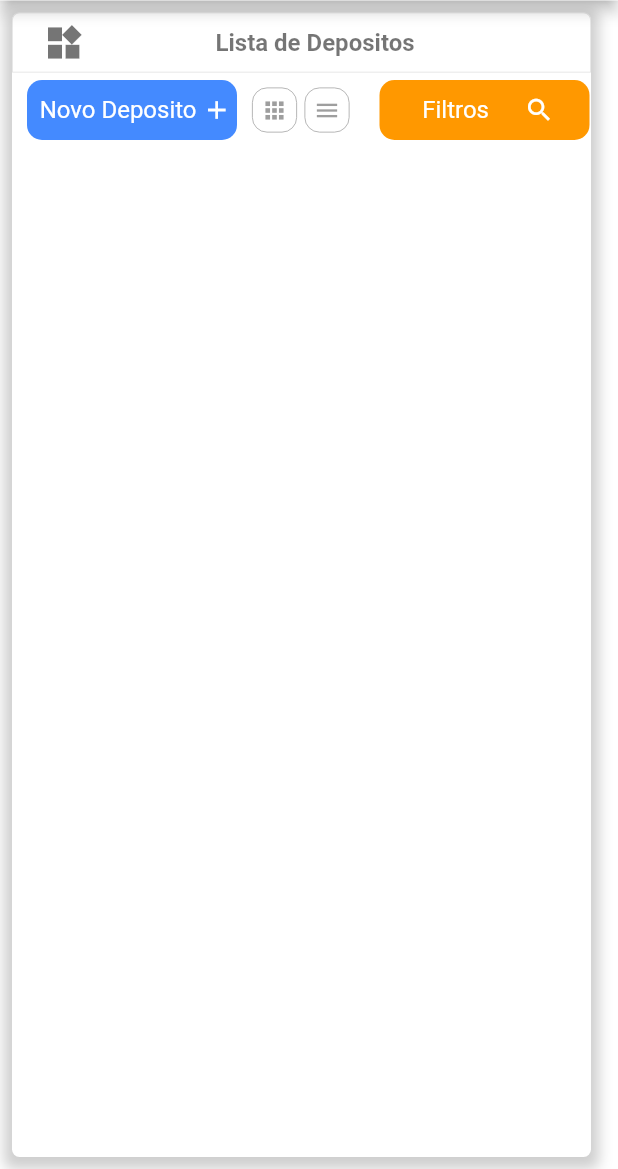
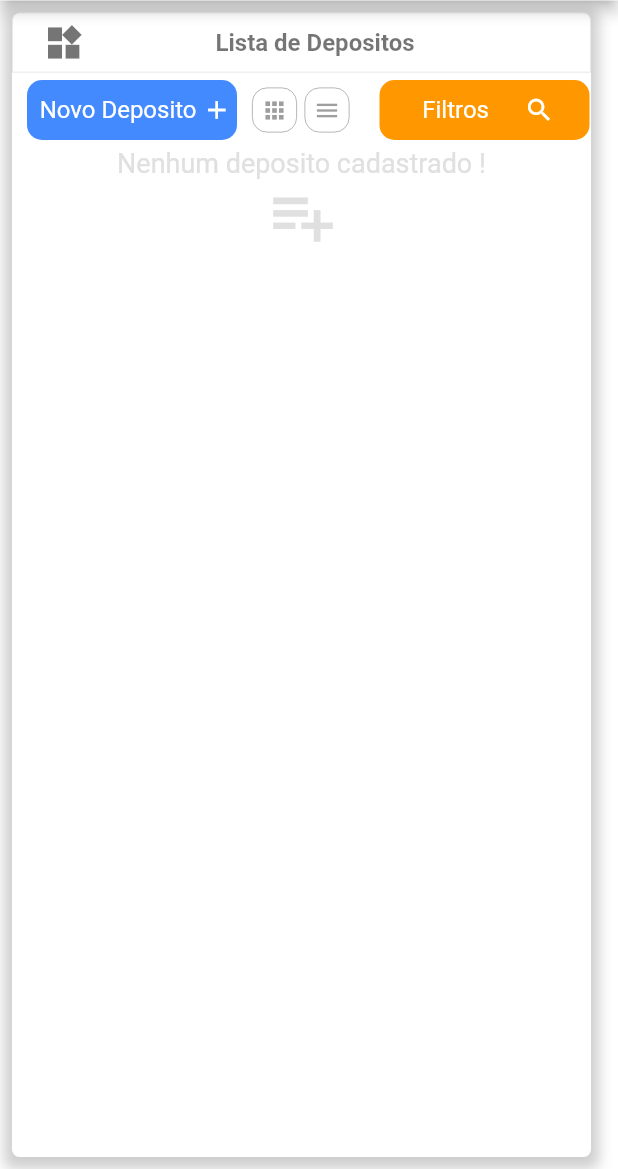
Before and after one commit to RuanHeiden/boxsis, a Flutter app: the DepositoWeb screen opened by its route, on a phone screen of 412 x 824 dp, the part 67-1236 px from its top. Run offline on Flutter 3.47's test engine with Material 2 defaults, Android fonts, the phone set to English and light mode, and no system bars; our stand-ins replace cloud_firestore, firebase_auth, firebase_core; missing offline and left inert: dart:html, dart:js; accounts and stored records are empty.

Commit message:
Tela deposito - grava deposito - lista depositos - edita deposito - exclui deposito

```diff
--- a/lib/main.dart
+++ b/lib/main.dart
@@ -1,4 +1,5 @@
 import 'package:boxsis/page/login.dart';
+import 'package:boxsis/provider/deposito_provider.dart';
 import 'package:boxsis/provider/login_register_provider.dart';
 import 'package:boxsis/services/firebase/verifica_usuario_logado.dart';
 import 'package:boxsis/uteis/rotas.dart';
@@ -47,6 +48,7 @@ class _MyAppState extends State<MyApp> {
         providers: [
           ChangeNotifierProvider(create: (_) => LoginRegisterProvider()),
           ChangeNotifierProvider(create: (_) => HomeProvicer()),
+          ChangeNotifierProvider(create: (_) => DepositoProvider(),)
         ],
         child: MaterialApp(
           debugShowCheckedModeBanner: false,
--- /dev/null
+++ b/lib/modelos/deposito.dart
@@ -0,0 +1,30 @@
+
+class Deposito{
+  String? uid;
+  String nomeEmpresa;
+  String descricao;
+  String telefone;
+  String segmento;
+  String endereco;
+
+  Deposito(
+      this.uid,
+      this.nomeEmpresa,
+      this.descricao,
+      this.telefone,
+      this.segmento,
+      this.endereco,
+      );
+
+  Map<String, dynamic> toMap(){
+    Map<String, dynamic> map = {
+      "uid" : uid,
+      "nomeEmpresa" : nomeEmpresa,
+      "descricao" : descricao,
+      "telefone" : telefone,
+      "segmento" : segmento,
+      "endereco" : endereco,
+    };
+    return map;
+  }
+}
--- a/lib/page/home/web/depositos_web.dart
+++ b/lib/page/home/web/depositos_web.dart
@@ -1,5 +1,8 @@
 import 'package:boxsis/page/view-cadastros/cadastra_deposito.dart';
+import 'package:boxsis/page/view_detalhes/detalhes_deposito.dart';
+import 'package:boxsis/provider/deposito_provider.dart';
 import 'package:boxsis/provider/home_empresa.dart';
+import 'package:boxsis/services/firebase/deposito_firestore.dart';
 import 'package:boxsis/view/block_logo_line.dart';
 import 'package:boxsis/view/button/button_average_title_icon_color.dart';
 import 'package:boxsis/view/button/button_small.dart';
@@ -21,8 +24,8 @@ class _DepositoWebState extends State<DepositoWeb> {
   FirebaseAuth _auth = FirebaseAuth.instance;
 
   void initState() {
-    ///Chamando o Provider que busca a lista de empresas
-    Provider.of<HomeProvicer>(context, listen: false).AtualizaListaDeEmpresasProvider();
+    ///Chamando o Provider que busca a lista de depositos
+     Provider.of<DepositoProvider>(context,listen: false).AtualizaListaDeDepositosProvider(context);
     super.initState();
   }
 
@@ -215,113 +218,106 @@ class _DepositoWebState extends State<DepositoWeb> {
                             ),
                           ],
                         ),
-
-                        // ///Verificando se a empresa cadastrada
-                        // context.watch<HomeProvicer>().empresas.isEmpty
-                        //
-                        // /// se não, mostrar um text com icon
-                        //     ? Center(
-                        //     child: Column(
-                        //       mainAxisAlignment: MainAxisAlignment.center,
-                        //       crossAxisAlignment: CrossAxisAlignment.center,
-                        //       children: [
-                        //         Text(
-                        //           'Nenhuma Empresa cadastrada !',
-                        //           style: TextStyle(color: Colors.grey.shade300, fontSize: 18),
-                        //         ),
-                        //         Icon(
-                        //           Icons.playlist_add_outlined,
-                        //           color: Colors.grey.shade300,
-                        //           size: 50,
-                        //         ),
-                        //       ],
-                        //     ))
-                        //
-                        // /// se sim, mostrar a lista
-                        //     :
-                        // Expanded(
-                        //   child: Card(
-                        //     child: SingleChildScrollView(
-                        //       child: Column(
-                        //         children: context
-                        //             .watch<HomeProvicer>()
-                        //             .empresas
-                        //             .map(
-                        //               (empresa) =>
-                        //               Padding(
-                        //                 padding: EdgeInsets.only(top: 5, bottom: 5, left: 15, right: 15),
-                        //                 child: Container(
-                        //                   decoration: BoxDecoration(
-                        //                     color: Colors.white,
-                        //                     boxShadow: [
-                        //                       BoxShadow(
-                        //                         color: Colors.grey.withOpacity(0.5),
-                        //                         spreadRadius: 3,
-                        //                         blurRadius: 7,
-                        //                         offset: const Offset(0, 3), // changes position of shadow
-                        //                       ),
-                        //                     ],
-                        //                     borderRadius: const BorderRadius.all(
-                        //                       Radius.circular(5),
-                        //                     ),
-                        //                   ),
-                        //                   child: ListTile(
-                        //                     onTap: () {
-                        //                     },
-                        //                     leading: const Icon(
-                        //                       Icons.apartment_outlined,
-                        //                       size: 40,
-                        //                       color: Colors.grey,
-                        //                     ),
-                        //                     title: Row(
-                        //                       crossAxisAlignment: CrossAxisAlignment.start,
-                        //                       children: [
-                        //                         Text(empresa.nomeEmpresa),
-                        //                         const SizedBox(
-                        //                           width: 30,
-                        //                         ),
-                        //                         Text(
-                        //                           'CNPJ: ${empresa.cnpj}',
-                        //                           style: TextStyle(color: Colors.black54),
-                        //                         ),
-                        //                         const SizedBox(
-                        //                           width: 30,
-                        //                         ),
-                        //                         Text(
-                        //                           'Telefone: ${empresa.telefone}',
-                        //                           style: TextStyle(color: Colors.black54),
-                        //                         ),
-                        //                       ],
-                        //                     ),
-                        //                     subtitle: Text(empresa.descricao),
-                        //                     trailing:  Material(
-                        //                       color: Colors.transparent,
-                        //                       child: InkWell(
-                        //                         hoverColor: Colors.grey.shade100,
-                        //                         focusColor: Colors.yellow,
-                        //                         splashColor: Colors.yellow,
-                        //                         borderRadius: BorderRadius.circular(10),
-                        //                         onTap: () async {
-                        //                           ModalDetalhesDaEmpresa(context, empresa);
-                        //                         },
-                        //                         child: ButtonSmallIcon(
-                        //                           context,
-                        //                           _auth,
-                        //                           Icons.edit,
-                        //                           Colors.grey.shade100,
-                        //                           Colors.grey,
-                        //                         ),
-                        //                       ),
-                        //                     ),
-                        //                   ),
-                        //                 ),
-                        //               ),
-                        //         )
-                        //             .toList(),
-                        //       ),
-                        //     ),
-                        //   ),
-                        // )
+                        context.watch<DepositoProvider>().depositos.isEmpty
+                            ? Center(
+                            child: Column(
+                              mainAxisAlignment: MainAxisAlignment.center,
+                              crossAxisAlignment: CrossAxisAlignment.center,
+                              children: [
+                                Text(
+                                  'Nenhum deposito cadastrado !',
+                                  style: TextStyle(color: Colors.grey.shade300, fontSize: 18),
+                                ),
+                                Icon(
+                                  Icons.playlist_add_outlined,
+                                  color: Colors.grey.shade300,
+                                  size: 50,
+                                ),
+                              ],
+                            ))
+                            : Expanded(
+                          child: Card(
+                            child: SingleChildScrollView(
+                              child: Column(
+                                children: context
+                                    .watch<DepositoProvider>()
+                                    .depositos
+                                    .map(
+                                      (deposito) =>
+                                      Padding(
+                                        padding: EdgeInsets.only(top: 5, bottom: 5, left: 15, right: 15),
+                                        child: Container(
+                                          decoration: BoxDecoration(
+                                            color: Colors.white,
+                                            boxShadow: [
+                                              BoxShadow(
+                                                color: Colors.grey.withOpacity(0.5),
+                                                spreadRadius: 3,
+                                                blurRadius: 7,
+                                                offset: const Offset(0, 3), // changes position of shadow
+                                              ),
+                                            ],
+                                            borderRadius: const BorderRadius.all(
+                                              Radius.circular(5),
+                                            ),
+                                          ),
+                                          child: ListTile(
+                                            onTap: () {
+                                            },
+                                            leading: const Icon(
+                                              Icons.widgets,
+                                              size: 40,
+                                              color: Colors.grey,
+                                            ),
+                                            title: Row(
+                                              crossAxisAlignment: CrossAxisAlignment.start,
+                                              children: [
+                                                Text(deposito.nomeEmpresa),
+                                                const SizedBox(
+                                                  width: 30,
+                                                ),
+                                                Text(
+                                                  'CNPJ: ${deposito.endereco}',
+                                                  style: TextStyle(color: Colors.black54),
+                                                ),
+                                                const SizedBox(
+                                                  width: 30,
+                                                ),
+                                                Text(
+                                                  'Telefone: ${deposito.telefone}',
+                                                  style: TextStyle(color: Colors.black54),
+                                                ),
+                                              ],
+                                            ),
+                                            subtitle: Text(deposito.descricao),
+                                            trailing:  Material(
+                                              color: Colors.transparent,
+                                              child: InkWell(
+                                                hoverColor: Colors.grey.shade100,
+                                                focusColor: Colors.yellow,
+                                                splashColor: Colors.yellow,
+                                                borderRadius: BorderRadius.circular(10),
+                                                onTap: () async {
+                                                  ModalDetalhesDaDeposito(context, deposito);
+                                                },
+                                                child: ButtonSmallIcon(
+                                                  context,
+                                                  _auth,
+                                                  Icons.edit,
+                                                  Colors.grey.shade100,
+                                                  Colors.grey,
+                                                ),
+                                              ),
+                                            ),
+                                          ),
+                                        ),
+                                      ),
+                                )
+                                    .toList(),
+                              ),
+                            ),
+                          ),
+                        ),
                       ],
                     ),
                   ),
--- a/lib/page/home/web/home_web.dart
+++ b/lib/page/home/web/home_web.dart
@@ -2,7 +2,7 @@ import 'package:boxsis/modelos/empresa.dart';
 import 'package:boxsis/page/view-cadastros/cadatra_empresa.dart';
 import 'package:boxsis/page/view_detalhes/detalhes_empresa.dart';
 import 'package:boxsis/provider/home_empresa.dart';
-import 'package:boxsis/services/busca_empresas_cadastrada.dart';
+import 'package:boxsis/services/empresas_cadastrada.dart';
 import 'package:boxsis/services/firebase/empresa_firestore.dart';
 import 'package:boxsis/themes/colors.dart';
 import 'package:boxsis/view/block_logo_line.dart';
@@ -258,6 +258,8 @@ class _HomeWebState extends State<HomeWeb> {
                                                 ),
                                                 child: ListTile(
                                                   onTap: () {
+                                                    ///Salvando no hive a empresa selecionada
+                                                    Provider.of<HomeProvicer>(context,listen: false).selecionadaEmpresa(empresa.uid!);
 
                                                     Navigator.pushReplacementNamed(context, '/depositos');
                                                   },
--- /dev/null
+++ b/lib/provider/deposito_provider.dart
@@ -0,0 +1,16 @@
+import 'dart:js';
+
+import 'package:boxsis/modelos/deposito.dart';
+import 'package:boxsis/services/depositos_cadastrado.dart';
+import 'package:flutter/material.dart';
+
+class DepositoProvider with ChangeNotifier{
+  List<Deposito> depositos = [];
+  String depositoSelecionado = '';
+
+  Future<void> AtualizaListaDeDepositosProvider(BuildContext context) async{
+    depositos = await BuscaDepositoCadastrado(context);
+    notifyListeners();
+  }
+
+}
--- /dev/null
+++ b/lib/services/depositos_cadastrado.dart
@@ -0,0 +1,22 @@
+import 'package:boxsis/modelos/deposito.dart';
+import 'package:boxsis/services/firebase/deposito_firestore.dart';
+import 'package:flutter/cupertino.dart';
+
+Future<List<Deposito>> BuscaDepositoCadastrado(BuildContext context) async {
+  var listaDeposito = await getDeposito(context);
+
+  List<Deposito> _depositos = [];
+  for (int i = 0; i < listaDeposito.length; i++) {
+    var depositoUnidade = listaDeposito[i];
+    Deposito deposito = Deposito(
+      depositoUnidade['uid'] ?? '',
+      depositoUnidade['nomeEmpresa'] ?? '',
+      depositoUnidade['descricao'] ?? '',
+      depositoUnidade['telefone'] ?? '',
+      depositoUnidade['segmento'] ?? '',
+      depositoUnidade['endereco'] ?? ''
+    );
+    _depositos.add(deposito);
+  }
+  return _depositos;
+}
```
Also changed, not shown: lib/page/view-cadastros/cadastra_deposito.dart (+48 -38 lines), lib/page/view_detalhes/detalhes_deposito.dart (added, +191 -0 lines), lib/provider/home_empresa.dart (+12 -1 lines), lib/services/firebase/deposito_firestore.dart (added, +83 -0 lines), lib/services/firebase/empresa_firestore.dart (+8 -3 lines), lib/services/empresas_cadastrada.dart (line endings or trailing spaces).
